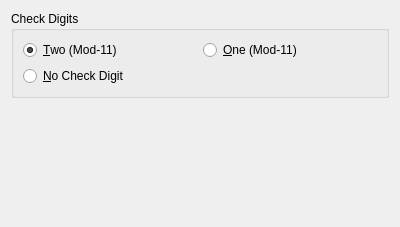
zint/zint, file frontend_qt/grpC11.ui: the form before one commit.
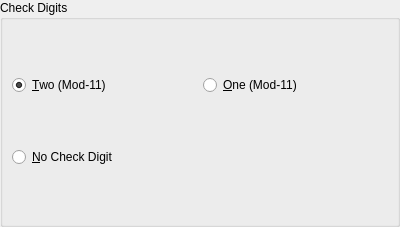
The form after the commit.

Diff of the .ui file:
```diff
--- a/frontend_qt/grpC11.ui
+++ b/frontend_qt/grpC11.ui
@@ -19,7 +19,22 @@
   <property name="windowTitle">
    <string>Form</string>
   </property>
-  <layout class="QVBoxLayout" name="verticalLayout">
+  <layout class="QVBoxLayout" name="vLayoutC11">
+   <property name="contentMargins">
+    <number>0</number>
+   </property>
+   <property name="leftMargin">
+    <number>0</number>
+   </property>
+   <property name="topMargin">
+    <number>0</number>
+   </property>
+   <property name="rightMargin">
+    <number>0</number>
+   </property>
+   <property name="bottomMargin">
+    <number>0</number>
+   </property>
    <item>
     <widget class="QGroupBox" name="grpC11CheckDigits">
      <property name="title">
@@ -65,22 +80,6 @@
      </layout>
     </widget>
    </item>
-   <item>
-    <spacer name="verticalSpacer">
-     <property name="orientation">
-      <enum>Qt::Vertical</enum>
-     </property>
-     <property name="sizeType">
-      <enum>QSizePolicy::MinimumExpanding</enum>
-     </property>
-     <property name="sizeHint" stdset="0">
-      <size>
-       <width>20</width>
-       <height>40</height>
-      </size>
-     </property>
-    </spacer>
-   </item>
   </layout>
  </widget>
  <resources/>
```
